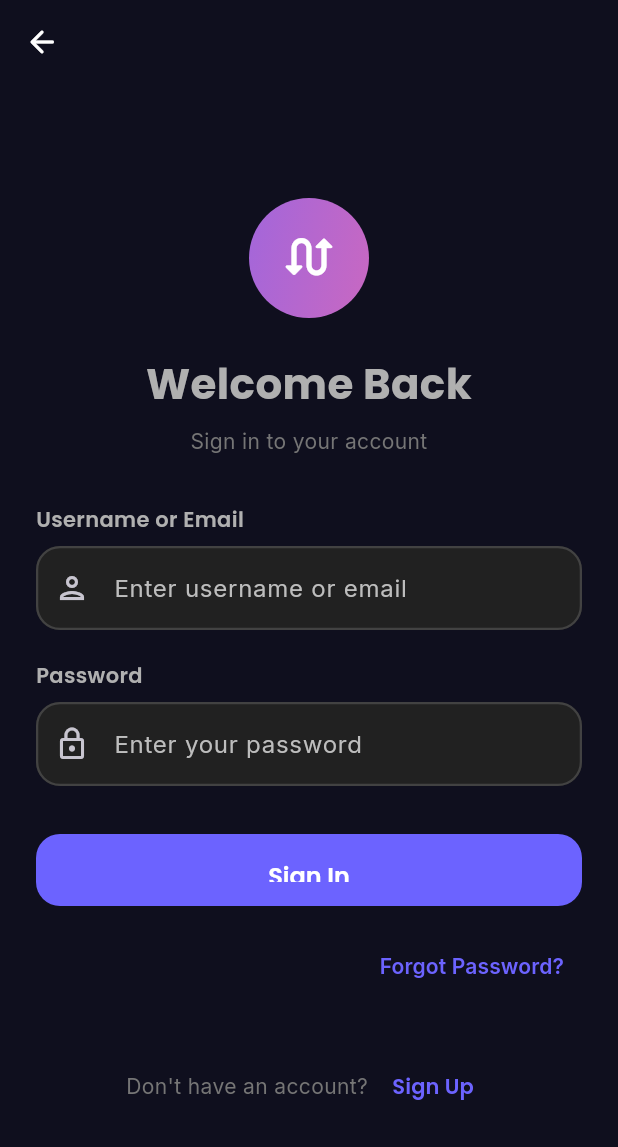
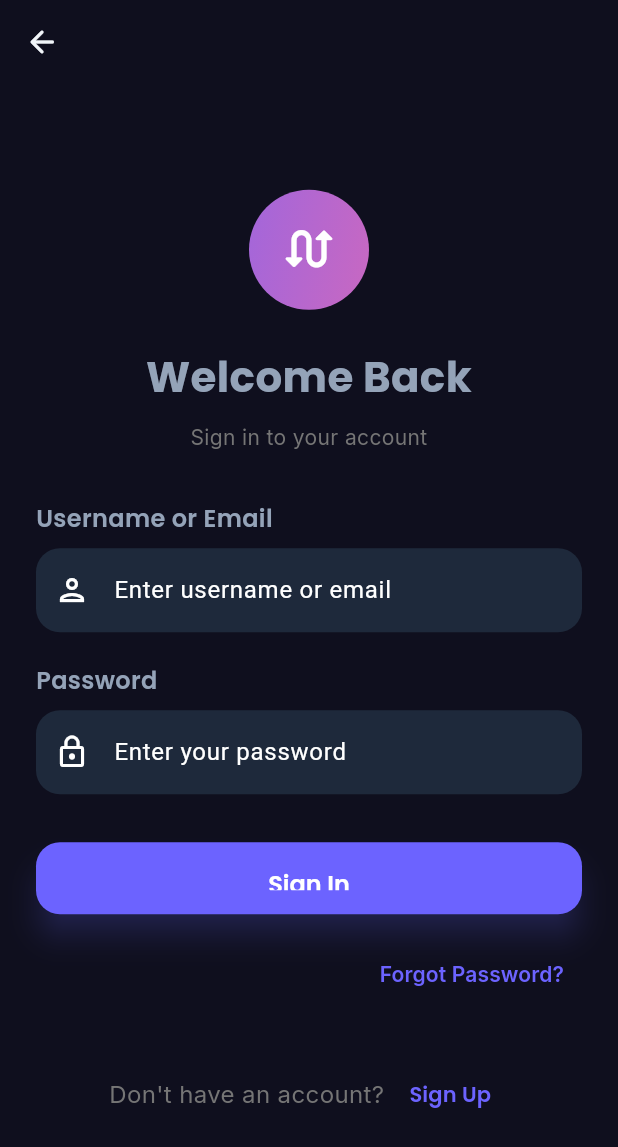
Before and after one commit to code2srithesh/skillswap, a Flutter app: the screen it shows after launch, on a phone screen of 412 x 824 dp. Shown: the top 1147 px of the screen. Run offline on Flutter 3.47's test engine with Material 3 defaults, Android fonts, the phone set to English and light mode, and no system bars; our stand-ins replace cloud_firestore, firebase_auth, firebase_core, google_fonts, google_sign_in, image_picker; accounts and stored records are empty; generated files the repository leaves out were written again.

Commit message:
feat: Implement modern theme and glass card widget for enhanced UI design

```diff
--- /dev/null
+++ b/lib/core/modern_theme.dart
@@ -0,0 +1,193 @@
+import 'package:flutter/material.dart';
+import 'package:google_fonts/google_fonts.dart';
+
+class ModernTheme {
+  // 1. SOPHISTICATED PALETTE
+  static const Color primary = Color(0xFF6366F1); // Indigo
+  static const Color secondary = Color(0xFFEC4899); // Pink for accents
+  static const Color background = Color(
+    0xFF0F172A,
+  ); // Deep Navy (Dark Mode base)
+  static const Color surface = Color(0xFF1E293B); // Lighter Navy for cards
+  static const Color textMain = Color(0xFFF1F5F9);
+  static const Color textSub = Color(0xFF94A3B8);
+
+  // Light mode palette (keeps the same “next-gen” vibe)
+  static const Color lightBackground = Color(0xFFF8FAFC);
+  static const Color lightSurface = Color(0xFFFFFFFF);
+  static const Color lightTextMain = Color(0xFF0F172A);
+  static const Color lightTextSub = Color(0xFF475569);
+
+  static ThemeData get darkTheme {
+    return ThemeData(
+      useMaterial3: true,
+      brightness: Brightness.dark,
+      scaffoldBackgroundColor: background,
+      primaryColor: primary,
+      colorScheme: const ColorScheme.dark(
+        primary: primary,
+        secondary: secondary,
+        surface: surface,
+        background: background,
+      ),
+
+      // 2. MODERN TYPOGRAPHY
+      textTheme: TextTheme(
+        displayLarge: GoogleFonts.outfit(
+          fontSize: 32,
+          fontWeight: FontWeight.bold,
+          color: textMain,
+        ),
+        titleLarge: GoogleFonts.outfit(
+          fontSize: 20,
+          fontWeight: FontWeight.w600,
+          color: textMain,
+        ),
+        bodyMedium: GoogleFonts.inter(
+          fontSize: 16,
+          color: textSub,
+          height: 1.5,
+        ),
+      ),
+
+      // 3. COMPONENT STYLING
+      cardTheme: CardThemeData(
+        color: surface,
+        elevation: 0,
+        shape: RoundedRectangleBorder(
+          borderRadius: BorderRadius.circular(20), // Soft modern corners
+          side: BorderSide(
+            color: Colors.white.withValues(alpha: 0.05),
+          ), // Subtle border
+        ),
+      ),
+
+      appBarTheme: AppBarTheme(
+        backgroundColor: background,
+        elevation: 0,
+        centerTitle: false,
+        titleTextStyle: GoogleFonts.outfit(
+          fontSize: 24,
+          fontWeight: FontWeight.bold,
+          color: textMain,
+        ),
+        iconTheme: const IconThemeData(color: textMain),
+      ),
+
+      // Modern Input Fields
+      inputDecorationTheme: InputDecorationTheme(
+        filled: true,
+        fillColor: surface,
+        border: OutlineInputBorder(
+          borderRadius: BorderRadius.circular(16),
+          borderSide: BorderSide.none,
+        ),
+        focusedBorder: OutlineInputBorder(
+          borderRadius: BorderRadius.circular(16),
+          borderSide: const BorderSide(color: primary),
+        ),
+        hintStyle: GoogleFonts.inter(color: Colors.grey.shade600),
+      ),
+
+      // Gradient Buttons (We'll implement a custom widget, but here's the base)
+      elevatedButtonTheme: ElevatedButtonThemeData(
+        style: ElevatedButton.styleFrom(
+          backgroundColor: primary,
+          foregroundColor: Colors.white,
+          padding: const EdgeInsets.symmetric(horizontal: 32, vertical: 16),
+          shape: RoundedRectangleBorder(
+            borderRadius: BorderRadius.circular(16),
+          ),
+          textStyle: GoogleFonts.outfit(fontWeight: FontWeight.bold),
+          elevation: 8,
+          shadowColor: primary.withValues(alpha: 0.5),
+        ),
+      ),
+    );
+  }
+
+  static ThemeData get lightTheme {
+    return ThemeData(
+      useMaterial3: true,
+      brightness: Brightness.light,
+      scaffoldBackgroundColor: lightBackground,
+      primaryColor: primary,
+      colorScheme: const ColorScheme.light(
+        primary: primary,
+        secondary: secondary,
+        surface: lightSurface,
+        background: lightBackground,
+      ),
+
+      textTheme: TextTheme(
+        displayLarge: GoogleFonts.outfit(
+          fontSize: 32,
+          fontWeight: FontWeight.bold,
+          color: lightTextMain,
+        ),
+        titleLarge: GoogleFonts.outfit(
+          fontSize: 20,
+          fontWeight: FontWeight.w600,
+          color: lightTextMain,
+        ),
+        bodyMedium: GoogleFonts.inter(
+          fontSize: 16,
+          color: lightTextSub,
+          height: 1.5,
+        ),
+      ),
+
+      cardTheme: CardThemeData(
+        color: lightSurface,
+        elevation: 0,
+        shape: RoundedRectangleBorder(
+          borderRadius: BorderRadius.circular(20),
+          side: BorderSide(color: Colors.black.withValues(alpha: 0.06)),
+        ),
+      ),
+
+      appBarTheme: AppBarTheme(
+        backgroundColor: lightBackground,
+        elevation: 0,
+        centerTitle: false,
+        titleTextStyle: GoogleFonts.outfit(
+          fontSize: 24,
+          fontWeight: FontWeight.bold,
+          color: lightTextMain,
+        ),
+        iconTheme: const IconThemeData(color: lightTextMain),
+      ),
+
+      inputDecorationTheme: InputDecorationTheme(
+        filled: true,
+        fillColor: lightSurface,
+        border: OutlineInputBorder(
+          borderRadius: BorderRadius.circular(16),
+          borderSide: BorderSide.none,
+        ),
+        enabledBorder: OutlineInputBorder(
+          borderRadius: BorderRadius.circular(16),
+          borderSide: BorderSide(color: Colors.black.withValues(alpha: 0.08)),
+        ),
+        focusedBorder: OutlineInputBorder(
+          borderRadius: BorderRadius.circular(16),
+          borderSide: const BorderSide(color: primary),
+        ),
+        hintStyle: GoogleFonts.inter(color: Colors.grey.shade600),
+      ),
+
+      elevatedButtonTheme: ElevatedButtonThemeData(
+        style: ElevatedButton.styleFrom(
+          backgroundColor: primary,
+          foregroundColor: Colors.white,
+          padding: const EdgeInsets.symmetric(horizontal: 32, vertical: 16),
+          shape: RoundedRectangleBorder(
+            borderRadius: BorderRadius.circular(16),
+          ),
+          textStyle: GoogleFonts.outfit(fontWeight: FontWeight.bold),
+          elevation: 0,
+        ),
+      ),
+    );
+  }
+}
--- a/lib/features/profile/screens/profile_screen.dart
+++ b/lib/features/profile/screens/profile_screen.dart
@@ -7,8 +7,8 @@ import 'package:provider/provider.dart';
 import '../../auth/services/auth_service.dart';
 import '../../messaging/screens/conversations_screen.dart';
 import '../../swaps/screens/swaps_screen.dart';
+import '../../../core/theme.dart';
 import '../../../core/theme_provider.dart';
-import '../../../core/theme.dart';
 import 'edit_profile_screen.dart';
 import '../../home/screens/my_posts_screen.dart';
 
--- a/lib/main.dart
+++ b/lib/main.dart
@@ -2,7 +2,7 @@ import 'package:flutter/material.dart';
 import 'package:firebase_core/firebase_core.dart';
 import 'package:provider/provider.dart';
 import 'firebase_options.dart';
-import 'core/theme.dart';
+import 'core/modern_theme.dart';
 import 'core/theme_provider.dart';
 import 'features/auth/screens/login_screen.dart';
 import 'features/home/screens/home_screen.dart';
@@ -20,18 +20,18 @@ class SkillSwapApp extends StatelessWidget {
   @override
   Widget build(BuildContext context) {
     return ChangeNotifierProvider(
-      create: (_) =>
-          ThemeProvider()..setDarkTheme(true), // Default to dark theme
+      create: (_) => ThemeProvider()..setDarkTheme(true),
       child: Consumer<ThemeProvider>(
         builder: (context, themeProvider, _) {
           return MaterialApp(
             title: 'SkillSwap',
             debugShowCheckedModeBanner: false,
+
+            theme: ModernTheme.lightTheme,
+            darkTheme: ModernTheme.darkTheme,
             themeMode: themeProvider.themeMode,
-            theme: AppTheme.lightTheme,
-            darkTheme: AppTheme.darkTheme,
 
-            // 2. Routing Logic
+            // Routing Logic
             initialRoute: '/login',
             routes: {
               '/login': (context) => const LoginScreen(),
```
Also changed, not shown: lib/core/widgets/glass_card.dart (added, +53 -0 lines), lib/features/home/screens/home_screen.dart (+17 -54 lines).
